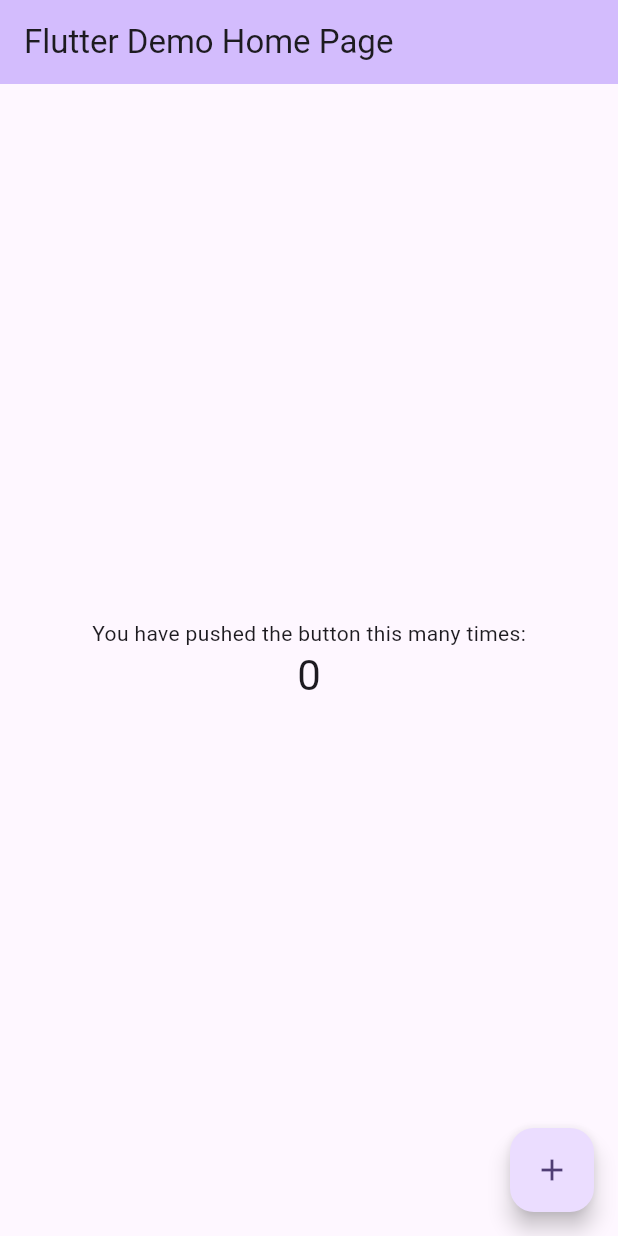
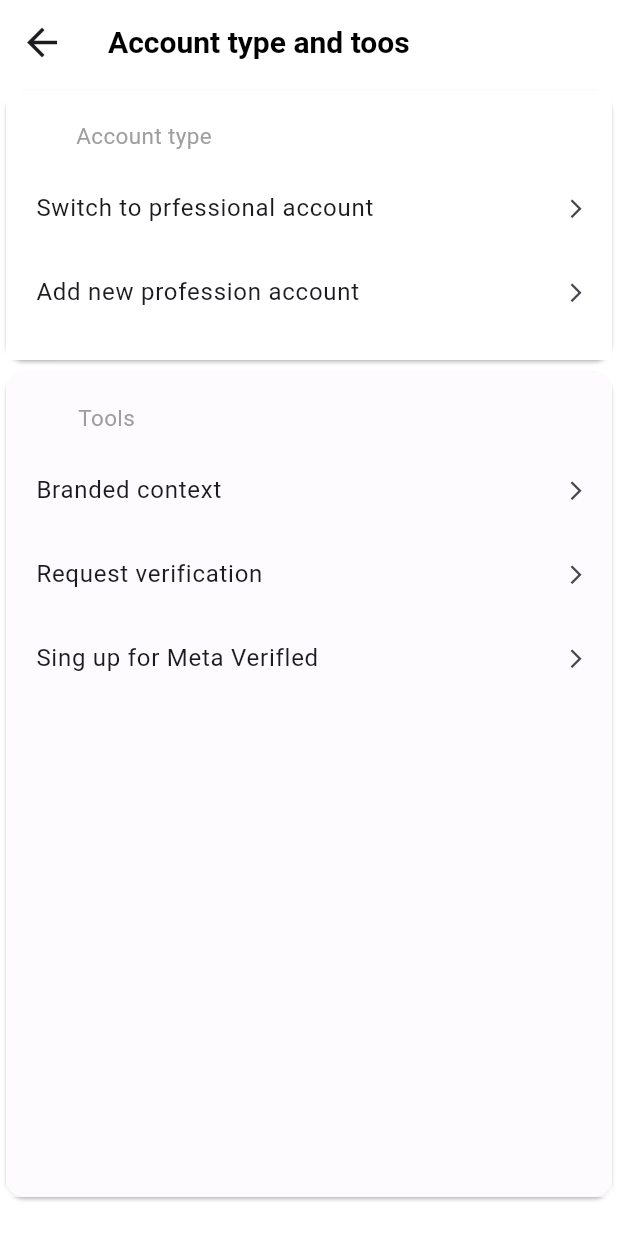
Before and after one commit to AnsarAli412/learn_git, a Flutter app: the screen it shows after launch, on a phone screen of 412 x 824 dp. Run offline on Flutter 3.47's test engine with Material 3 defaults, Android fonts, the phone set to English and light mode, and no system bars.

Commit message:
design ui

```diff
--- a/lib/main.dart
+++ b/lib/main.dart
@@ -7,119 +7,94 @@ void main() {
 class MyApp extends StatelessWidget {
   const MyApp({super.key});
 
-  // This widget is the root of your application.
   @override
   Widget build(BuildContext context) {
-    return MaterialApp(
-      title: 'Flutter Demo',
-      theme: ThemeData(
-        // This is the theme of your application.
-        //
-        // TRY THIS: Try running your application with "flutter run". You'll see
-        // the application has a purple toolbar. Then, without quitting the app,
-        // try changing the seedColor in the colorScheme below to Colors.green
-        // and then invoke "hot reload" (save your changes or press the "hot
-        // reload" button in a Flutter-supported IDE, or press "r" if you used
-        // the command line to start the app).
-        //
-        // Notice that the counter didn't reset back to zero; the application
-        // state is not lost during the reload. To reset the state, use hot
-        // restart instead.
-        //
-        // This works for code too, not just values: Most code changes can be
-        // tested with just a hot reload.
-        colorScheme: ColorScheme.fromSeed(seedColor: Colors.deepPurple),
-        useMaterial3: true,
-      ),
-      home: const MyHomePage(title: 'Flutter Demo Home Page'),
+    return const MaterialApp(
+
+debugShowCheckedModeBanner: false,
+      home:  MyHomePage(),
     );
   }
 }
 
-class MyHomePage extends StatefulWidget {
-  const MyHomePage({super.key, required this.title});
-
-  // This widget is the home page of your application. It is stateful, meaning
-  // that it has a State object (defined below) that contains fields that affect
-  // how it looks.
-
-  // This class is the configuration for the state. It holds the values (in this
-  // case the title) provided by the parent (in this case the App widget) and
-  // used by the build method of the State. Fields in a Widget subclass are
-  // always marked "final".
-
-  final String title;
-
-  @override
-  State<MyHomePage> createState() => _MyHomePageState();
-}
-
-class _MyHomePageState extends State<MyHomePage> {
-  int _counter = 0;
-
-  void _incrementCounter() {
-    setState(() {
-      // This call to setState tells the Flutter framework that something has
-      // changed in this State, which causes it to rerun the build method below
-      // so that the display can reflect the updated values. If we changed
-      // _counter without calling setState(), then the build method would not be
-      // called again, and so nothing would appear to happen.
-      _counter++;
-    });
-  }
+class MyHomePage extends StatelessWidget with AccountVeiw{
+  const MyHomePage({super.key});
 
   @override
   Widget build(BuildContext context) {
-    // This method is rerun every time setState is called, for instance as done
-    // by the _incrementCounter method above.
-    //
-    // The Flutter framework has been optimized to make rerunning build methods
-    // fast, so that you can just rebuild anything that needs updating rather
-    // than having to individually change instances of widgets.
     return Scaffold(
+backgroundColor:Colors.white,
       appBar: AppBar(
-        // TRY THIS: Try changing the color here to a specific color (to
-        // Colors.amber, perhaps?) and trigger a hot reload to see the AppBar
-        // change color while the other colors stay the same.
-        backgroundColor: Theme.of(context).colorScheme.inversePrimary,
-        // Here we take the value from the MyHomePage object that was created by
-        // the App.build method, and use it to set our appbar title.
-        title: Text(widget.title),
+        backgroundColor:Colors.white,
+        elevation: 0,
+        leading: const Icon(Icons.arrow_back,size: 30,),
+        title:  const Text("Account type and toos",style:TextStyle(fontWeight: FontWeight.bold,fontSize: 20,color: Colors.black)),
       ),
-      body: Center(
-        // Center is a layout widget. It takes a single child and positions it
-        // in the middle of the parent.
-        child: Column(
-          // Column is also a layout widget. It takes a list of children and
-          // arranges them vertically. By default, it sizes itself to fit its
-          // children horizontally, and tries to be as tall as its parent.
-          //
-          // Column has various properties to control how it sizes itself and
-          // how it positions its children. Here we use mainAxisAlignment to
-          // center the children vertically; the main axis here is the vertical
-          // axis because Columns are vertical (the cross axis would be
-          // horizontal).
-          //
-          // TRY THIS: Invoke "debug painting" (choose the "Toggle Debug Paint"
-          // action in the IDE, or press "p" in the console), to see the
-          // wireframe for each widget.
-          mainAxisAlignment: MainAxisAlignment.center,
-          children: <Widget>[
-            const Text(
-              'You have pushed the button this many times:',
+      body:
+      Wrap(
+        children: [
+          Card(
+            child: Container(
+              color: Colors.white,
+              width: 500,
+              height: 180,
+              child: Column(
+                children: [
+
+                  const SizedBox(height: 20,),
+                  textVeiw("Account type",const TextStyle(color: Colors.grey,fontSize:15 )),
+                  const SizedBox(height: 10,),
+                  listTileVeiw("Switch to prfessional account",),
+                  listTileVeiw("Add new profession account",)
+                ],
+              ),
+
             ),
-            Text(
-              '$_counter',
-              style: Theme.of(context).textTheme.headlineMedium,
+          ),
+
+          Card(
+            child: Container(
+              color: Colors.white70,
+              width: 500,
+            height:550,
+              child: Column(
+                children: [
+                  const SizedBox(height: 20,),
+                  const Padding(
+                    padding: EdgeInsets.only(right: 270),
+                    child: Text("Tools",style:TextStyle(color: Colors.grey,fontSize:15 )),
+                  ),
+                  const SizedBox(height: 10,),
+                  listTileVeiw("Branded context",),
+                  listTileVeiw("Request verification"),
+                  listTileVeiw("Sing up for Meta Verifled")
+                ],
+              ),
+
             ),
-          ],
-        ),
+          ),
+        ],
       ),
-      floatingActionButton: FloatingActionButton(
-        onPressed: _incrementCounter,
-        tooltip: 'Increment',
-        child: const Icon(Icons.add),
-      ), // This trailing comma makes auto-formatting nicer for build methods.
     );
   }
 }
+mixin class AccountVeiw{
+  textVeiw(String data ,TextStyle TextStyle){
+    return Padding(
+      padding: const EdgeInsets.only(right: 220),
+      child: Text(data,style: TextStyle,),
+    );
+  }
+  listTileVeiw(title, ) {
+    return ListTile(
+      contentPadding: const EdgeInsets.only(left: 20),
+        title:Text(title),
+        trailing: IconButton(
+          onPressed: (){
+
+          }, icon:const Icon(Icons.arrow_forward_ios,size: 15,),
+        ),
+        );
+    }
+
+}
```
